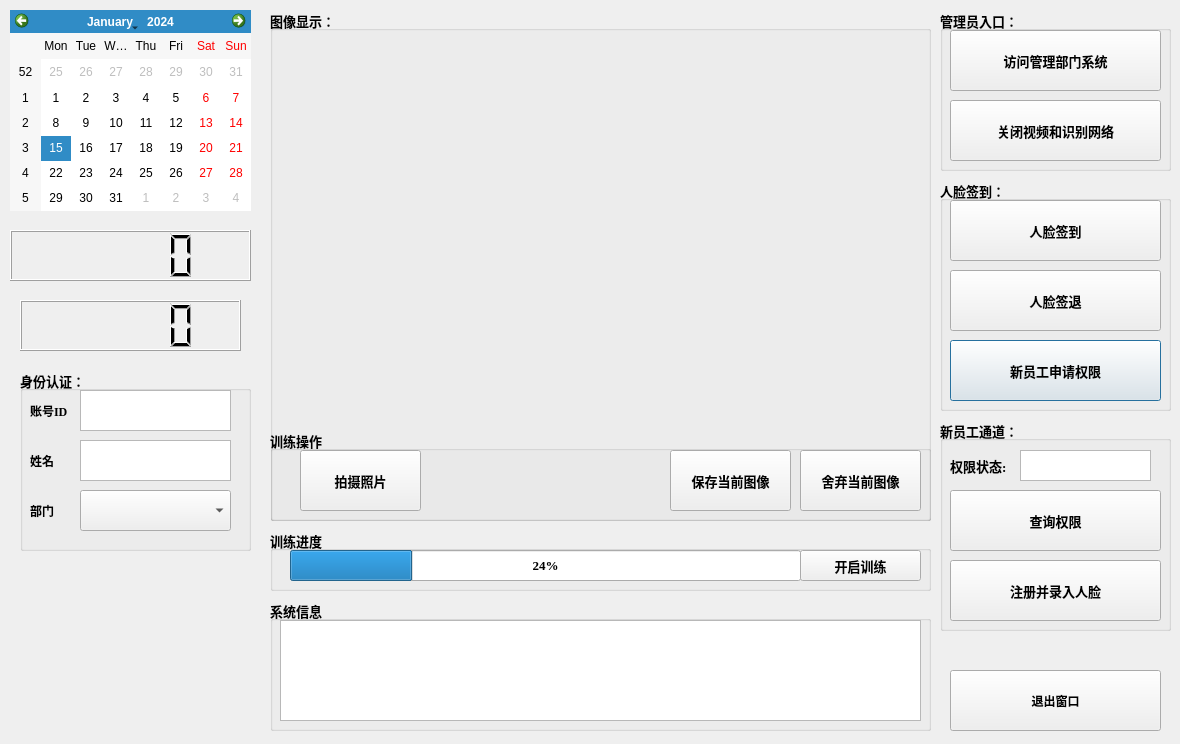
The window that src/WorkAttendanceSys/WorkAttendanceSys.ui (Liupeter01/WorkAttendanceQT) describes before a commit, drawn with Qt 5.
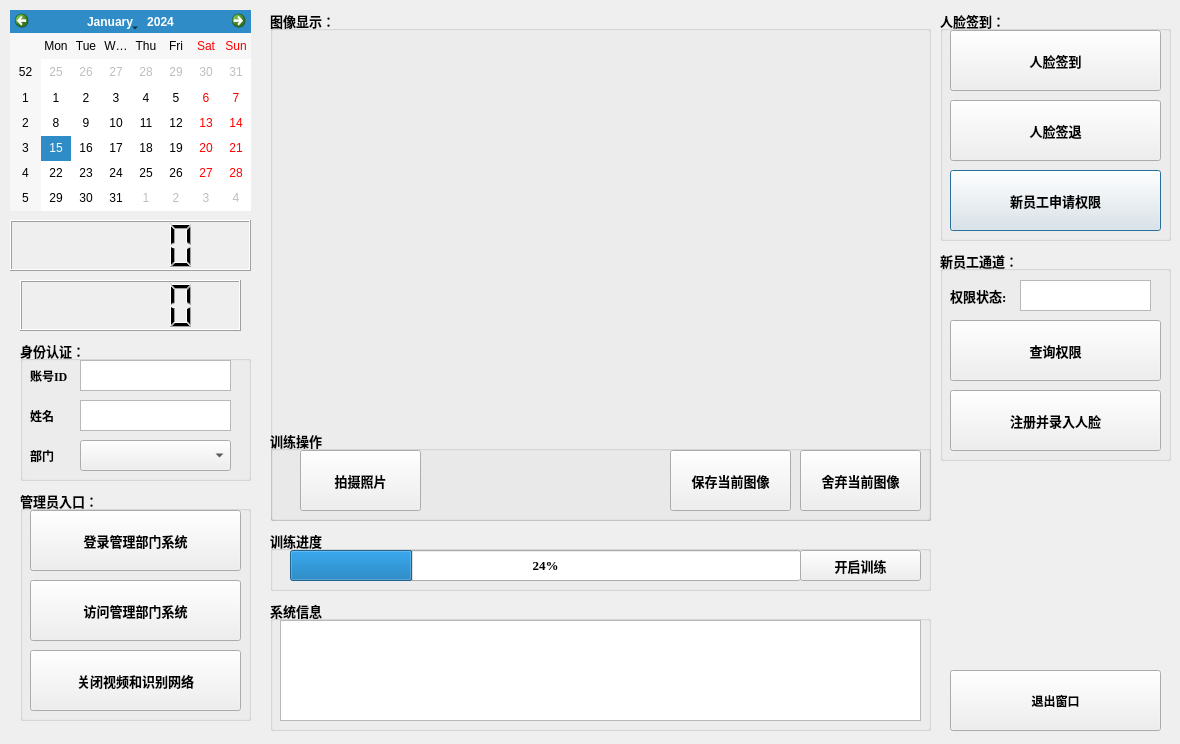
The same window after the commit.

Commit message: 1. 增加功能     员工是否在今日存在重复的打卡记录     读取管理部门的管理员权限     根据数据库中的设置自动配置部门

```diff
--- a/src/WorkAttendanceSys/WorkAttendanceSys.ui
+++ b/src/WorkAttendanceSys/WorkAttendanceSys.ui
@@ -496,7 +496,7 @@
    <property name="geometry">
     <rect>
      <x>940</x>
-     <y>180</y>
+     <y>10</y>
      <width>231</width>
      <height>231</height>
     </rect>
@@ -566,7 +566,7 @@
    <property name="geometry">
     <rect>
      <x>20</x>
-     <y>300</y>
+     <y>280</y>
      <width>221</width>
      <height>51</height>
     </rect>
@@ -653,10 +653,10 @@
   <widget class="QGroupBox" name="groupBox_5">
    <property name="geometry">
     <rect>
-     <x>940</x>
-     <y>10</y>
+     <x>20</x>
+     <y>490</y>
      <width>231</width>
-     <height>161</height>
+     <height>231</height>
     </rect>
    </property>
    <property name="font">
@@ -674,7 +674,7 @@
     <property name="geometry">
      <rect>
       <x>10</x>
-      <y>90</y>
+      <y>160</y>
       <width>211</width>
       <height>61</height>
      </rect>
@@ -687,7 +687,7 @@
     <property name="geometry">
      <rect>
       <x>10</x>
-      <y>20</y>
+      <y>90</y>
       <width>211</width>
       <height>61</height>
      </rect>
@@ -696,6 +696,19 @@
      <string>访问管理部门系统</string>
     </property>
    </widget>
+   <widget class="QPushButton" name="AdministerLogin">
+    <property name="geometry">
+     <rect>
+      <x>10</x>
+      <y>20</y>
+      <width>211</width>
+      <height>61</height>
+     </rect>
+    </property>
+    <property name="text">
+     <string>登录管理部门系统</string>
+    </property>
+   </widget>
   </widget>
   <widget class="QGroupBox" name="groupBox_6">
    <property name="geometry">
@@ -781,7 +794,7 @@
    <property name="geometry">
     <rect>
      <x>940</x>
-     <y>420</y>
+     <y>250</y>
      <width>231</width>
      <height>211</height>
     </rect>
@@ -851,9 +864,9 @@
    <property name="geometry">
     <rect>
      <x>30</x>
-     <y>430</y>
+     <y>400</y>
      <width>54</width>
-     <height>61</height>
+     <height>31</height>
     </rect>
    </property>
    <property name="font">
@@ -871,15 +884,15 @@
    <property name="geometry">
     <rect>
      <x>80</x>
-     <y>490</y>
+     <y>440</y>
      <width>151</width>
-     <height>41</height>
+     <height>31</height>
     </rect>
    </property>
    <property name="font">
     <font>
      <family>Times New Roman</family>
-     <pointsize>16</pointsize>
+     <pointsize>10</pointsize>
     </font>
    </property>
   </widget>
@@ -887,9 +900,9 @@
    <property name="geometry">
     <rect>
      <x>30</x>
-     <y>490</y>
+     <y>440</y>
      <width>54</width>
-     <height>41</height>
+     <height>31</height>
     </rect>
    </property>
    <property name="font">
@@ -906,15 +919,15 @@
    <property name="geometry">
     <rect>
      <x>80</x>
-     <y>440</y>
+     <y>400</y>
      <width>151</width>
-     <height>41</height>
+     <height>31</height>
     </rect>
    </property>
    <property name="font">
     <font>
      <family>Times New Roman</family>
-     <pointsize>16</pointsize>
+     <pointsize>10</pointsize>
     </font>
    </property>
   </widget>
@@ -922,9 +935,9 @@
    <property name="geometry">
     <rect>
      <x>30</x>
-     <y>400</y>
+     <y>360</y>
      <width>54</width>
-     <height>21</height>
+     <height>31</height>
     </rect>
    </property>
    <property name="font">
@@ -942,15 +955,15 @@
    <property name="geometry">
     <rect>
      <x>80</x>
-     <y>390</y>
+     <y>360</y>
      <width>151</width>
-     <height>41</height>
+     <height>31</height>
     </rect>
    </property>
    <property name="font">
     <font>
      <family>Times New Roman</family>
-     <pointsize>16</pointsize>
+     <pointsize>10</pointsize>
     </font>
    </property>
   </widget>
@@ -958,9 +971,9 @@
    <property name="geometry">
     <rect>
      <x>20</x>
-     <y>370</y>
+     <y>340</y>
      <width>231</width>
-     <height>181</height>
+     <height>141</height>
     </rect>
    </property>
    <property name="font">
@@ -979,7 +992,7 @@
    <property name="geometry">
     <rect>
      <x>10</x>
-     <y>230</y>
+     <y>220</y>
      <width>241</width>
      <height>51</height>
     </rect>
```
The commit also changes 7 other files.
